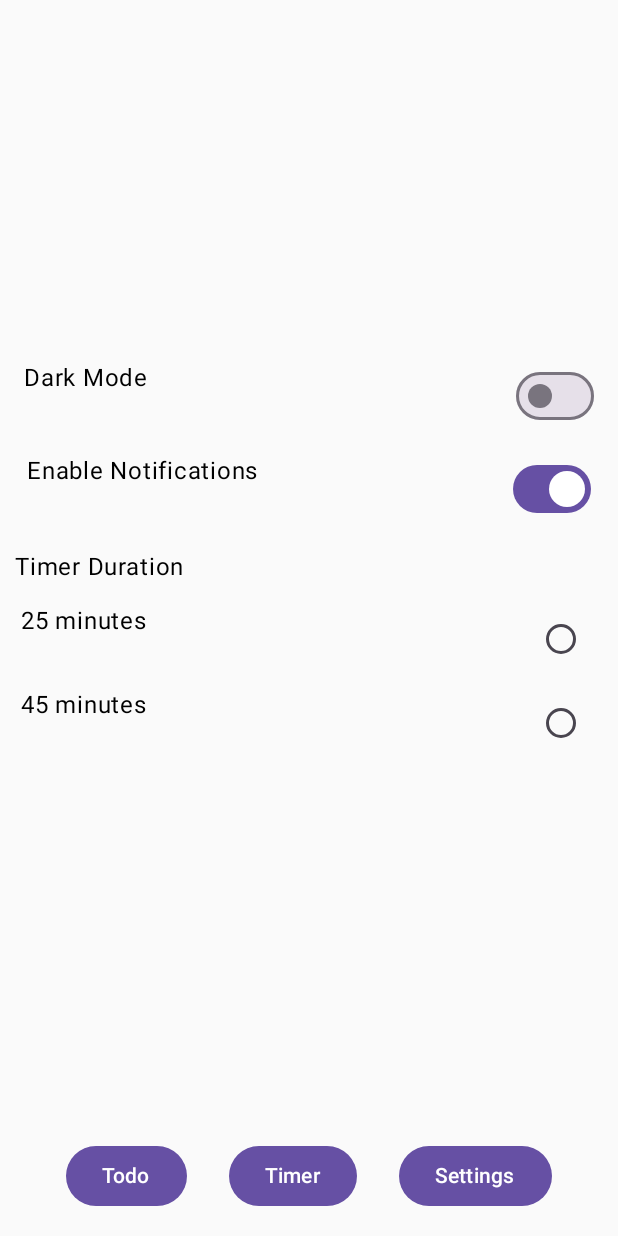
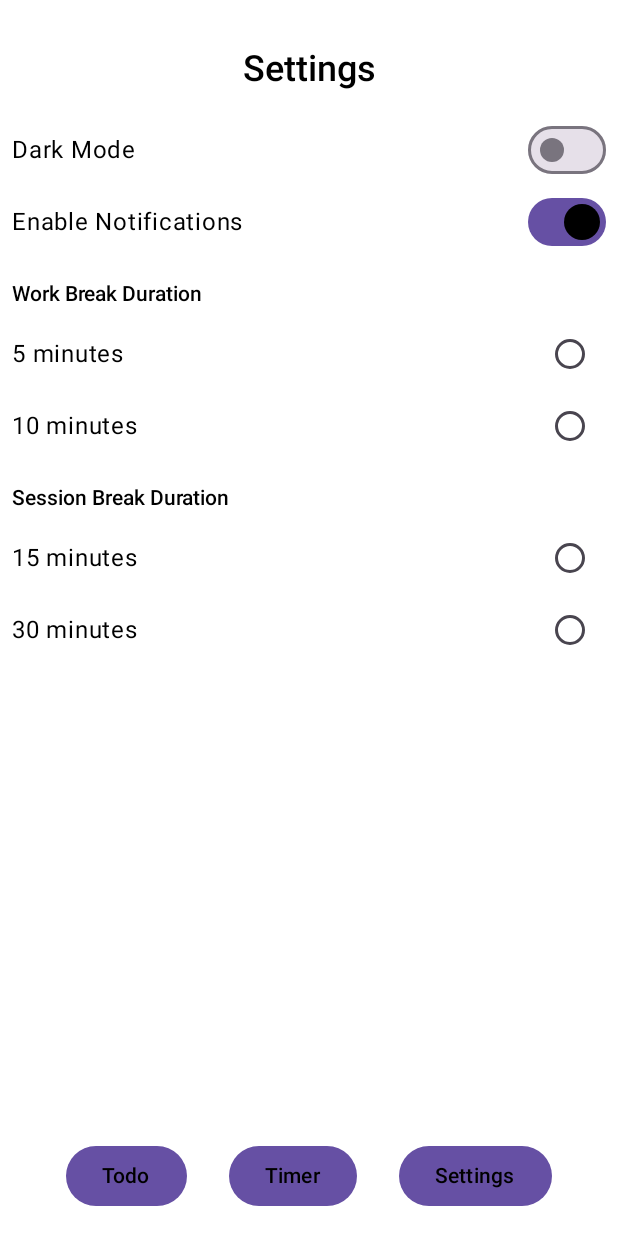
Before and after one commit to MinnieCayde/MoCo_G14, an Android app built with Jetpack Compose: the screen it shows after launch (MainActivity), after a tap on "Settings", on a phone screen of 412 x 824 dp. Run offline under Robolectric (Android 15) with nearby library versions, the light colour scheme and no system bars; our stand-ins replace Dagger/Hilt's generated code, Room's generated code; 2 statements that could not run were skipped; 2 other taps on this screen came first.

Commit message:
Sessioncount und eigene getter und setter für Sessionbreak und count + eingabefeld

```diff
--- a/app/src/main/java/com/example/moco_g14_me_wa_os/MainActivity.kt
+++ b/app/src/main/java/com/example/moco_g14_me_wa_os/MainActivity.kt
@@ -4,8 +4,13 @@ import android.os.Bundle
 import androidx.activity.ComponentActivity
 import androidx.activity.compose.setContent
 import androidx.activity.enableEdgeToEdge
+import androidx.compose.foundation.background
+import androidx.compose.foundation.layout.Box
+import androidx.compose.foundation.layout.fillMaxSize
+import androidx.compose.material3.MaterialTheme
 import androidx.compose.runtime.collectAsState
 import androidx.compose.runtime.getValue
+import androidx.compose.ui.Modifier
 import androidx.hilt.navigation.compose.hiltViewModel
 import com.example.moco_g14_me_wa_os.Settings.SettingsViewModel
 import com.example.moco_g14_me_wa_os.ui.theme.Moco_G14_Me_Wa_OsTheme
@@ -24,6 +29,9 @@ class MainActivity : ComponentActivity() {
             val isDarkMode by viewModel.isDarkMode.collectAsState()
 
             Moco_G14_Me_Wa_OsTheme (darkTheme = isDarkMode) {
+                val backgroundColor = MaterialTheme.colorScheme.background
+
+                Box(modifier = Modifier.fillMaxSize().background(backgroundColor))
                 MainNavigation()
             }
         }
--- a/app/src/main/java/com/example/moco_g14_me_wa_os/Settings/SettingScreen.kt
+++ b/app/src/main/java/com/example/moco_g14_me_wa_os/Settings/SettingScreen.kt
@@ -16,51 +16,100 @@ import androidx.compose.ui.text.font.FontWeight
 import androidx.compose.ui.unit.dp
 import androidx.compose.ui.unit.sp
 import androidx.hilt.navigation.compose.hiltViewModel
+import com.example.moco_g14_me_wa_os.ui.theme.Moco_G14_Me_Wa_OsTheme
 
 @Composable
 fun SettingsScreen(viewModel: SettingsViewModel = hiltViewModel()){
     val isDarkMode by viewModel.isDarkMode.collectAsState()
     val notificationsEnabled by viewModel.notificationsEnabled.collectAsState()
-    val selectedWorkTimerOptionn by viewModel.selectedWorkTimer.collectAsState()
+    val selectedWorkBreakOption by viewModel.selectedWorkBreak.collectAsState()
+    val selectedSessionBreakOption by viewModel.selectedSessionBreak.collectAsState()
+    val colors = MaterialTheme.colorScheme
 
-    Column (modifier = Modifier.padding(10.dp)){
-        //Dark Mode Switch
-        Row(modifier = Modifier.fillMaxWidth().padding(6.dp),
-            horizontalArrangement = Arrangement.SpaceBetween)
-        {
-            Text("Dark Mode")
+
+    Column(modifier = Modifier.padding(8.dp).padding(top = 24.dp).fillMaxSize(),
+        verticalArrangement = Arrangement.Top,
+        horizontalAlignment = Alignment.Start) {
+        Row (modifier = Modifier.fillMaxWidth(),
+            horizontalArrangement = Arrangement.Center) {
+            Text("Settings",
+                style = TextStyle(fontSize = 24.sp),
+                fontWeight = FontWeight.SemiBold,
+                color = colors.onPrimary)
+        }
+        // Dark Mode Switch
+        Row(
+            modifier = Modifier
+                .fillMaxWidth().padding(top = 16.dp),
+            horizontalArrangement = Arrangement.SpaceBetween,
+            verticalAlignment = Alignment.CenterVertically
+        ) {
+            Text("Dark Mode",
+                color = colors.onPrimary)
             Switch(
                 checked = isDarkMode,
                 onCheckedChange = {viewModel.toggleDarkmode(it)}
             )
         }
 
-        //Notification Toggle
-        Row(modifier = Modifier.fillMaxWidth().padding(8.dp),
-            horizontalArrangement = Arrangement.SpaceBetween)
-        {
-            Text("Enable Notifications")
+        // Notification Toggle
+        Row(
+            modifier = Modifier.fillMaxWidth(),
+            horizontalArrangement = Arrangement.SpaceBetween,
+            verticalAlignment = Alignment.CenterVertically
+        ) {
+            Text("Enable Notifications",
+                color = colors.onPrimary)
             Switch(
                 checked = notificationsEnabled,
-                onCheckedChange = {viewModel.toggleNotifications(it)}
+                onCheckedChange = {viewModel.toggleDarkmode(it) }
             )
         }
 
-        //Timer Options
-        Text(text = "Timer Duration", modifier = Modifier.padding(vertical = 8.dp))
-        val workTimerOptions = listOf(25,45) //Timer Optionen in Minuten
-        workTimerOptions.forEach { option ->
+        // WorkBreak
+        Text("Work Break Duration",
+            modifier = Modifier.padding(top = 16.dp).padding(bottom = 8.dp),
+            style = TextStyle(),
+            fontWeight = FontWeight.SemiBold,
+            color = colors.onPrimary)
+
+        val workBreakOptions = listOf(5,10) // Timer Optionen in Minuten
+        workBreakOptions.forEach { option ->
             Row(
-                modifier = Modifier.fillMaxWidth().padding(4.dp),
-                horizontalArrangement = Arrangement.SpaceBetween
-            )
-            {
-                Text(text = "$option minutes")
+                modifier = Modifier.fillMaxWidth(),
+                horizontalArrangement = Arrangement.SpaceBetween,
+                verticalAlignment = Alignment.CenterVertically
+            ) {
+                Text("$option minutes",
+                    color = colors.onPrimary)
                 RadioButton(
-                    selected = (selectedWorkTimerOptionn == option),
-                    onClick = { viewModel.setWorkTimerOption(option)}
+                    selected = (selectedWorkBreakOption == option),
+                    onClick = {viewModel.setWorkBreakOption(option)}
                 )
+            }
+        }
 
+        // SessionBreak
+        Text("Session Break Duration",
+            modifier = Modifier.padding(top = 16.dp).padding(bottom = 8.dp),
+            style = TextStyle(),
+            fontWeight = FontWeight.SemiBold,
+            color = colors.onPrimary)
+
+        val sessionBreakOptions = listOf(15,30) // Timer Optionen in Minuten
+        sessionBreakOptions.forEach { option ->
+            Row(
+                modifier = Modifier
+                    .fillMaxWidth(),
+                horizontalArrangement = Arrangement.SpaceBetween,
+                verticalAlignment = Alignment.CenterVertically
+            ) {
+                Text(text = "$option minutes",
+                    color = colors.onPrimary)
+                RadioButton(
+                    selected = (selectedSessionBreakOption == option), // noch andere states im Repository machen, geht aktuell alles über worktimer
+                    onClick = {viewModel.setSessioBreakOption(option)}
+                )
             }
         }
     }
@@ -75,11 +124,13 @@ fun SettingsScreenPreview() {
     val isDarkMode = remember { mutableStateOf(false) }
     val notificationsEnabled = remember { mutableStateOf(true) }
     val selectedWorkTimerOption = remember { mutableStateOf(25) }
+    val colors = MaterialTheme.colorScheme
+    val textFieldValue = remember { mutableStateOf("1") } // Eingabefeld initialisiert mit "1"
 
     Column(modifier = Modifier.padding(8.dp)) {
         Row (modifier = Modifier.fillMaxWidth(), horizontalArrangement = Arrangement.Center) {
         Text("Settings",
-            style = TextStyle(fontSize = 24.sp), fontWeight = FontWeight.SemiBold, )
+            style = TextStyle(fontSize = 24.sp), fontWeight = FontWeight.SemiBold, color = colors.onPrimary)
         }
         // Dark Mode Switch
         Row(
@@ -110,7 +161,10 @@ fun SettingsScreenPreview() {
         }
 
         // WorkBreak
-        Text(text = "Work Break Duration", modifier = Modifier.padding(top = 16.dp))
+        Text(text = "Work Break Duration", modifier = Modifier.padding(top = 16.dp).padding(bottom = 8.dp),
+            style = TextStyle(),
+            fontWeight = FontWeight.SemiBold)
+
         val workBreakOptions = listOf(5,10) // Timer Optionen in Minuten
         workBreakOptions.forEach { option ->
             Row(
@@ -128,7 +182,11 @@ fun SettingsScreenPreview() {
         }
 
         // SessionBreak
-        Text(text = "Session Break Duration", modifier = Modifier.padding(top = 16.dp))
+        Text(text = "Session Break Duration",
+            modifier = Modifier.padding(top = 16.dp).padding(bottom = 8.dp),
+            style = TextStyle(),
+            fontWeight = FontWeight.SemiBold)
+
         val sessionBreakOptions = listOf(15,30) // Timer Optionen in Minuten
         sessionBreakOptions.forEach { option ->
             Row(
@@ -144,5 +202,16 @@ fun SettingsScreenPreview() {
                 )
             }
         }
+
+        // Eingabefeld hinzufügen
+        Text(text = "Sessionanzahl:",
+            modifier = Modifier.padding(top = 16.dp).padding(bottom = 8.dp)
+        )
+        TextField(
+            value = textFieldValue.value,
+            onValueChange = { textFieldValue.value = it },
+            label = { Text("Input") },
+            modifier = Modifier.fillMaxWidth()
+        )
     }
 }
--- a/app/src/main/java/com/example/moco_g14_me_wa_os/Settings/SettingsViewModel.kt
+++ b/app/src/main/java/com/example/moco_g14_me_wa_os/Settings/SettingsViewModel.kt
@@ -22,8 +22,16 @@ class SettingsViewModel @Inject constructor(private val repository: SettingsRepo
     val notificationsEnabled: StateFlow<Boolean> = _notificationsEnabled
 
     //Flow für Worktimer Optionen
-    private val _selectedWorkTimer = MutableStateFlow(2)
-    val selectedWorkTimer: StateFlow<Int> = _selectedWorkTimer
+    private val _selectedWorkBreak = MutableStateFlow(2)
+    val selectedWorkBreak: StateFlow<Int> = _selectedWorkBreak
+
+    private val _selectedSessionBreak = MutableStateFlow(2)
+    val selectedSessionBreak: StateFlow<Int> = _selectedSessionBreak
+
+    private val _sessionCount = MutableStateFlow(1)
+    val sessionCountValue: StateFlow<Int> = _sessionCount
+
+
 
     init {
         // Einstellungen laden
@@ -33,16 +41,22 @@ class SettingsViewModel @Inject constructor(private val repository: SettingsRepo
     private fun loadSettings() {
         viewModelScope.launch {
             // Dark Mode Einstellung sammeln
-            repository.getDarkMode().collect { darkMode ->
+            repository.getDarkMode().collect{darkMode ->
                 _isDarkMode.value = darkMode
             }
             // Benachrichtigungseinstellungen sammeln
-            repository.getNotification().collect { notificationsEnabled ->
+            repository.getNotification().collect{notificationsEnabled ->
                 _notificationsEnabled.value = notificationsEnabled
             }
             // Timer Option sammeln
-            repository.getWorkTimer().collect { timerOption ->
-                _selectedWorkTimer.value = timerOption
+            repository.getWorkBreak().collect{workBreakOption ->
+                _selectedWorkBreak.value = workBreakOption
+            }
+            repository.getSessionBreak().collect{sessionBreakOption ->
+                _selectedSessionBreak.value = sessionBreakOption
+            }
+            repository.getSessionCount().collect{sessionCount ->
+                _sessionCount.value = sessionCount
             }
         }
     }
@@ -61,10 +75,24 @@ class SettingsViewModel @Inject constructor(private val repository: SettingsRepo
         }
     }
 
-    fun setWorkTimerOption(option: Int){
+    fun setWorkBreakOption(option: Int){
         viewModelScope.launch {
-            repository.saveWorkTimerOption(option)
-            _selectedWorkTimer.value = option
+            repository.saveWorkBreakOption(option)
+            _selectedWorkBreak.value = option
+        }
+    }
+
+    fun setSessioBreakOption(option: Int){
+        viewModelScope.launch {
+            repository.saveSessionBreakOption(option)
+            _selectedSessionBreak.value = option
+        }
+    }
+
+    fun setSessionCount(value: Int){
+        viewModelScope.launch {
+            repository.saveSessionCount(value)
+            _sessionCount.value = value
         }
     }
 }
--- a/app/src/main/java/com/example/moco_g14_me_wa_os/ui/theme/Color.kt
+++ b/app/src/main/java/com/example/moco_g14_me_wa_os/ui/theme/Color.kt
@@ -6,6 +6,7 @@ val Purple80 = Color(0xFFD0BCFF)
 val PurpleGrey80 = Color(0xFFCCC2DC)
 val Pink80 = Color(0xFFEFB8C8)
 
+
 val Purple40 = Color(0xFF6650a4)
 val PurpleGrey40 = Color(0xFF625b71)
 val Pink40 = Color(0xFF7D5260)
--- a/app/src/main/java/com/example/moco_g14_me_wa_os/ui/theme/Theme.kt
+++ b/app/src/main/java/com/example/moco_g14_me_wa_os/ui/theme/Theme.kt
@@ -9,18 +9,32 @@ import androidx.compose.material3.dynamicDarkColorScheme
 import androidx.compose.material3.dynamicLightColorScheme
 import androidx.compose.material3.lightColorScheme
 import androidx.compose.runtime.Composable
+import androidx.compose.ui.graphics.Color
 import androidx.compose.ui.platform.LocalContext
 
 private val DarkColorScheme = darkColorScheme(
     primary = Purple80,
     secondary = PurpleGrey80,
-    tertiary = Pink80
+    tertiary = Pink80,
+    background = Color(0xFF121212), // Hintergrundfarbe für Dark Theme
+    surface = Color(0xFF1E1E1E),
+    onPrimary = Color.White,
+    onSecondary = Color.White,
+    onBackground = Color.White,
+    onSurface = Color.White
 )
 
 private val LightColorScheme = lightColorScheme(
     primary = Purple40,
     secondary = PurpleGrey40,
-    tertiary = Pink40
+    tertiary = Pink40,
+    background = Color(0xFFFFFFFF), // Hintergrundfarbe für Light Theme
+    surface = Color(0xFFFFFBFE),
+    onPrimary = Color.Black,
+    onSecondary = Color.Black,
+    onBackground = Color.Black,
+    onSurface = Color.Black
+
 
     /* Other default colors to override
     background = Color(0xFFFFFBFE),
```
Also changed, not shown: app/src/main/java/com/example/moco_g14_me_wa_os/Settings/SettingsRepository.kt (+20 -5 lines).
